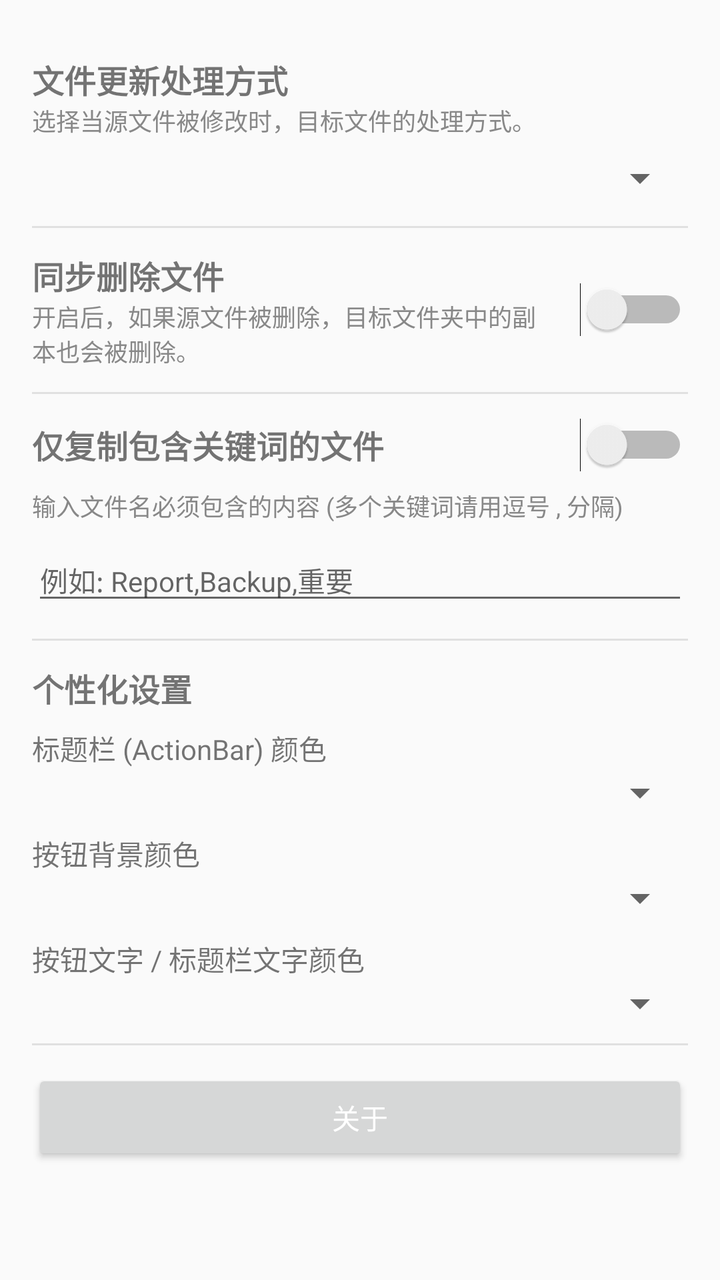
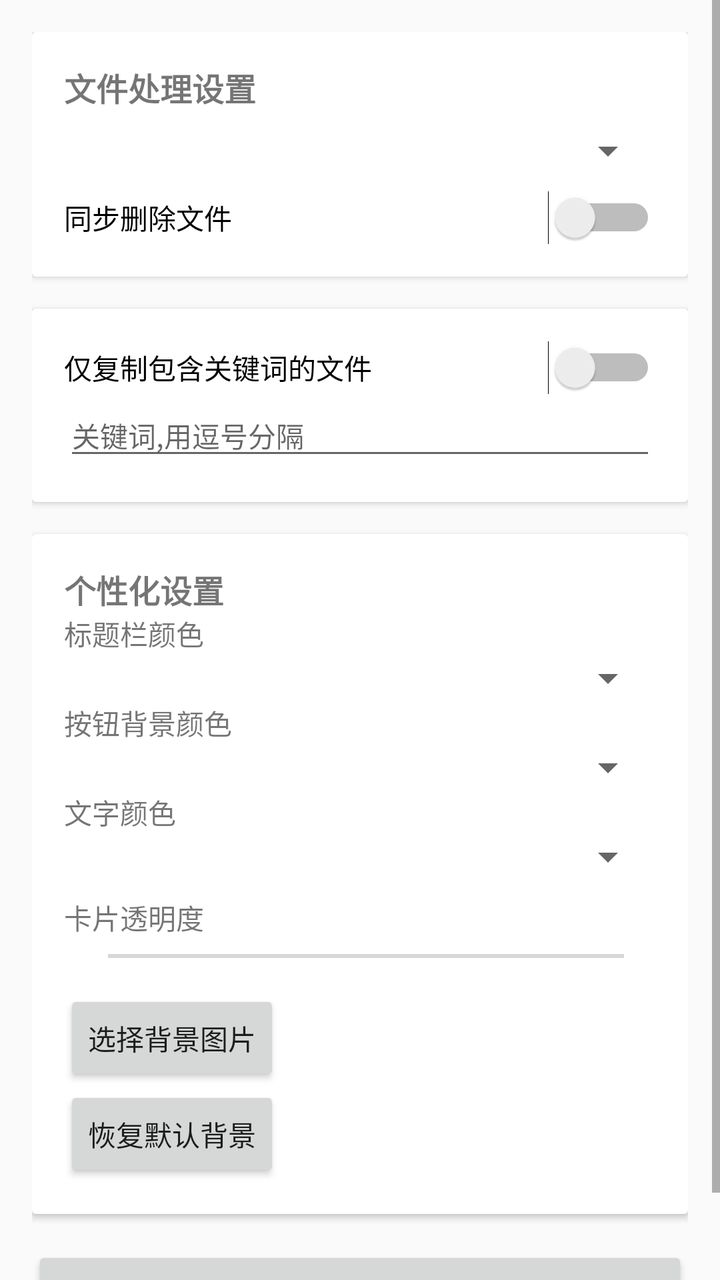

Compare the two renders of this Android layout. The source of the first and the diff that turns it into the second are given below.
<!-- AndroidManifest.xml: activity theme Theme.FileCopier.Settings -->
<!-- res/layout/activity_settings.xml -->
<?xml version="1.0" encoding="utf-8"?>
<LinearLayout xmlns:android="http://schemas.android.com/apk/res/android"
    xmlns:app="http://schemas.android.com/apk/res-auto"
    android:layout_width="match_parent"
    android:layout_height="match_parent"
    android:orientation="vertical"
    android:padding="16dp">

    <LinearLayout
        android:layout_width="match_parent"
        android:layout_height="wrap_content"
        android:orientation="vertical"
        android:paddingTop="12dp"
        android:paddingBottom="12dp">

        <TextView
            android:layout_width="wrap_content"
            android:layout_height="wrap_content"
            android:text="文件更新处理方式"
            android:textSize="16sp"
            android:textStyle="bold" />

        <TextView
            android:layout_width="wrap_content"
            android:layout_height="wrap_content"
            android:text="选择当源文件被修改时，目标文件的处理方式。"
            android:textSize="12sp"
            android:textColor="#888"
            android:layout_marginBottom="8dp"/>

        <Spinner
            android:id="@+id/spinnerOverwriteMode"
            android:layout_width="match_parent"
            android:layout_height="wrap_content"
            android:spinnerMode="dropdown"/>
    </LinearLayout>

    <View
        android:layout_width="match_parent"
        android:layout_height="1dp"
        android:background="#e0e0e0" />

    <LinearLayout
        android:layout_width="match_parent"
        android:layout_height="wrap_content"
        android:orientation="horizontal"
        android:gravity="center_vertical"
        android:paddingTop="12dp"
        android:paddingBottom="12dp">

        <LinearLayout
            android:layout_width="0dp"
            android:layout_height="wrap_content"
            android:layout_weight="1"
            android:orientation="vertical">

            <TextView
                android:layout_width="wrap_content"
                android:layout_height="wrap_content"
                android:text="同步删除文件"
                android:textSize="16sp"
                android:textStyle="bold" />

            <TextView
                android:layout_width="wrap_content"
                android:layout_height="wrap_content"
                android:text="开启后，如果源文件被删除，目标文件夹中的副本也会被删除。"
                android:textSize="12sp"
                android:textColor="#888" />
        </LinearLayout>

        <Switch
            android:id="@+id/switchDeleteMirror"
            android:layout_width="wrap_content"
            android:layout_height="wrap_content"
            android:layout_marginLeft="16dp"
            android:layout_marginStart="16dp" />
    </LinearLayout>

    <View
        android:layout_width="match_parent"
        android:layout_height="1dp"
        android:background="#e0e0e0" />

    <LinearLayout
        android:layout_width="match_parent"
        android:layout_height="wrap_content"
        android:orientation="vertical"
        android:paddingTop="12dp"
        android:paddingBottom="12dp">

        <LinearLayout
            android:layout_width="match_parent"
            android:layout_height="wrap_content"
            android:orientation="horizontal"
            android:gravity="center_vertical">

            <TextView
                android:layout_width="0dp"
                android:layout_height="wrap_content"
                android:layout_weight="1"
                android:text="仅复制包含关键词的文件"
                android:textSize="16sp"
                android:textStyle="bold" />

            <Switch
                android:id="@+id/switchContentFilter"
                android:layout_width="wrap_content"
                android:layout_height="wrap_content"
                android:layout_marginLeft="16dp"
                android:layout_marginStart="16dp" />
        </LinearLayout>

        <TextView
            android:layout_width="wrap_content"
            android:layout_height="wrap_content"
            android:text="输入文件名必须包含的内容 (多个关键词请用逗号 , 分隔)"
            android:textSize="12sp"
            android:textColor="#888"
            android:layout_marginTop="8dp" />

        <EditText
            android:id="@+id/etFilterKeywords"
            android:layout_width="match_parent"
            android:layout_height="wrap_content"
            android:layout_marginTop="8dp"
            android:hint="例如: Report,Backup,重要"
            android:inputType="text"
            android:textSize="14sp" />
    </LinearLayout>

    <View
        android:layout_width="match_parent"
        android:layout_height="1dp"
        android:background="#e0e0e0" />

    <TextView
        android:layout_width="wrap_content"
        android:layout_height="wrap_content"
        android:text="个性化设置"
        android:textSize="16sp"
        android:textStyle="bold"
        android:layout_marginTop="12dp" />

    <LinearLayout
        android:layout_width="match_parent"
        android:layout_height="wrap_content"
        android:orientation="vertical"
        android:paddingTop="8dp"
        android:paddingBottom="8dp">

        <TextView
            android:layout_width="wrap_content"
            android:layout_height="wrap_content"
            android:text="标题栏 (ActionBar) 颜色"
            android:textSize="14sp" />

        <Spinner
            android:id="@+id/spinnerActionBarColor"
            android:layout_width="match_parent"
            android:layout_height="wrap_content"
            android:spinnerMode="dropdown"
            android:layout_marginBottom="8dp"/>

        <TextView
            android:layout_width="wrap_content"
            android:layout_height="wrap_content"
            android:text="按钮背景颜色"
            android:textSize="14sp" />

        <Spinner
            android:id="@+id/spinnerButtonColor"
            android:layout_width="match_parent"
            android:layout_height="wrap_content"
            android:spinnerMode="dropdown"
            android:layout_marginBottom="8dp"/>

        <TextView
            android:layout_width="wrap_content"
            android:layout_height="wrap_content"
            android:text="按钮文字 / 标题栏文字颜色"
            android:textSize="14sp" />

        <Spinner
            android:id="@+id/spinnerTextColor"
            android:layout_width="match_parent"
            android:layout_height="wrap_content"
            android:spinnerMode="dropdown"/>
    </LinearLayout>

    <View
        android:layout_width="match_parent"  android:layout_height="1dp"
        android:background="#e0e0e0" />
    
    <LinearLayout
        android:layout_width="match_parent"
        android:layout_height="wrap_content"
        android:orientation="vertical"
        android:paddingTop="12dp"
        android:paddingBottom="12dp">
    <Button
        android:id="@+id/btnAbout"
        android:layout_width="match_parent"
        android:layout_height="wrap_content"
        android:text="关于"
        android:textColor="@android:color/white"
        app:backgroundTint="@android:color/black"
        app:cornerRadius="0dp"/>
    </LinearLayout>
</LinearLayout>
<!-- resources referenced by this layout -->
<resources>
  <style name="Theme.FileCopier.Settings" parent="Theme.AppCompat.Light.DarkActionBar">
          <item name="colorPrimary">@color/black</item>
          <item name="colorPrimaryDark">@color/black</item>
          <item name="colorAccent">@color/white</item>
          <item name="titleTextColor">@color/white</item>
      </style>
  <color name="black">#FF000000</color>
  <color name="white">#FFFFFFFF</color>
</resources>

<!-- the commit's change to res/layout/activity_settings.xml (unified diff, before → after) -->
@@ -1,210 +1,152 @@
 <?xml version="1.0" encoding="utf-8"?>
-<LinearLayout xmlns:android="http://schemas.android.com/apk/res/android"
+<ScrollView xmlns:android="http://schemas.android.com/apk/res/android"
     xmlns:app="http://schemas.android.com/apk/res-auto"
+    android:id="@+id/settings_scroll_view" 
     android:layout_width="match_parent"
-    android:layout_height="match_parent"
-    android:orientation="vertical"
-    android:padding="16dp">
+    android:layout_height="match_parent">
 
     <LinearLayout
+        android:id="@+id/settings_root_layout"
         android:layout_width="match_parent"
         android:layout_height="wrap_content"
         android:orientation="vertical"
-        android:paddingTop="12dp"
-        android:paddingBottom="12dp">
+        android:padding="16dp">
 
-        <TextView
-            android:layout_width="wrap_content"
-            android:layout_height="wrap_content"
-            android:text="文件更新处理方式"
-            android:textSize="16sp"
-            android:textStyle="bold" />
-
-        <TextView
-            android:layout_width="wrap_content"
-            android:layout_height="wrap_content"
-            android:text="选择当源文件被修改时，目标文件的处理方式。"
-            android:textSize="12sp"
-            android:textColor="#888"
-            android:layout_marginBottom="8dp"/>
-
-        <Spinner
-            android:id="@+id/spinnerOverwriteMode"
+        <androidx.cardview.widget.CardView
+            android:id="@+id/card_view_file_options"
             android:layout_width="match_parent"
             android:layout_height="wrap_content"
-            android:spinnerMode="dropdown"/>
-    </LinearLayout>
+            android:layout_marginBottom="16dp">
+            <LinearLayout
+                android:layout_width="match_parent"
+                android:layout_height="wrap_content"
+                android:orientation="vertical"
+                android:padding="16dp">
 
-    <View
-        android:layout_width="match_parent"
-        android:layout_height="1dp"
-        android:background="#e0e0e0" />
+                <TextView
+                    android:layout_width="wrap_content"
+                    android:layout_height="wrap_content"
+                    android:text="文件处理设置"
+                    android:textSize="16sp"
+                    android:textStyle="bold" />
 
-    <LinearLayout
-        android:layout_width="match_parent"
-        android:layout_height="wrap_content"
-        android:orientation="horizontal"
-        android:gravity="center_vertical"
-        android:paddingTop="12dp"
-        android:paddingBottom="12dp">
+                <Spinner
+                    android:id="@+id/spinnerOverwriteMode"
+                    android:layout_width="match_parent"
+                    android:layout_height="wrap_content"
+                    android:layout_marginTop="8dp"/>
 
-        <LinearLayout
-            android:layout_width="0dp"
-            android:layout_height="wrap_content"
-            android:layout_weight="1"
-            android:orientation="vertical">
+                <Switch
+                    android:id="@+id/switchDeleteMirror"
+                    android:layout_width="match_parent"
+                    android:layout_height="wrap_content"
+                    android:layout_marginTop="8dp"
+                    android:text="同步删除文件" />
+            </LinearLayout>
+        </androidx.cardview.widget.CardView>
 
-            <TextView
-                android:layout_width="wrap_content"
-                android:layout_height="wrap_content"
-                android:text="同步删除文件"
-                android:textSize="16sp"
-                android:textStyle="bold" />
-
-            <TextView
-                android:layout_width="wrap_content"
-                android:layout_height="wrap_content"
-                android:text="开启后，如果源文件被删除，目标文件夹中的副本也会被删除。"
-                android:textSize="12sp"
-                android:textColor="#888" />
-        </LinearLayout>
-
-        <Switch
-            android:id="@+id/switchDeleteMirror"
-            android:layout_width="wrap_content"
-            android:layout_height="wrap_content"
-            android:layout_marginLeft="16dp"
-            android:layout_marginStart="16dp" />
-    </LinearLayout>
-
-    <View
-        android:layout_width="match_parent"
-        android:layout_height="1dp"
-        android:background="#e0e0e0" />
-
-    <LinearLayout
-        android:layout_width="match_parent"
-        android:layout_height="wrap_content"
-        android:orientation="vertical"
-        android:paddingTop="12dp"
-        android:paddingBottom="12dp">
-
-        <LinearLayout
+        <androidx.cardview.widget.CardView
+            android:id="@+id/card_view_filter_options"
             android:layout_width="match_parent"
             android:layout_height="wrap_content"
-            android:orientation="horizontal"
-            android:gravity="center_vertical">
+            android:layout_marginBottom="16dp">
+            <LinearLayout
+                android:layout_width="match_parent"
+                android:layout_height="wrap_content"
+                android:orientation="vertical"
+                android:padding="16dp">
+                <Switch
+                    android:id="@+id/switchContentFilter"
+                    android:layout_width="match_parent"
+                    android:layout_height="wrap_content"
+                    android:text="仅复制包含关键词的文件" />
 
-            <TextView
-                android:layout_width="0dp"
-                android:layout_height="wrap_content"
-                android:layout_weight="1"
-                android:text="仅复制包含关键词的文件"
-                android:textSize="16sp"
-                android:textStyle="bold" />
+                <EditText
+                    android:id="@+id/etFilterKeywords"
+                    android:layout_width="match_parent"
+                    android:layout_height="wrap_content"
+                    android:hint="关键词,用逗号分隔"
+                    android:textSize="14sp" />
+            </LinearLayout>
+        </androidx.cardview.widget.CardView>
 
-            <Switch
-                android:id="@+id/switchContentFilter"
-                android:layout_width="wrap_content"
-                android:layout_height="wrap_content"
-                android:layout_marginLeft="16dp"
-                android:layout_marginStart="16dp" />
-        </LinearLayout>
-
-        <TextView
-            android:layout_width="wrap_content"
-            android:layout_height="wrap_content"
-            android:text="输入文件名必须包含的内容 (多个关键词请用逗号 , 分隔)"
-            android:textSize="12sp"
-            android:textColor="#888"
-            android:layout_marginTop="8dp" />
-
-        <EditText
-            android:id="@+id/etFilterKeywords"
+        <androidx.cardview.widget.CardView
+            android:id="@+id/card_view_personalization"
             android:layout_width="match_parent"
             android:layout_height="wrap_content"
-            android:layout_marginTop="8dp"
-            android:hint="例如: Report,Backup,重要"
-            android:inputType="text"
-            android:textSize="14sp" />
-    </LinearLayout>
+            android:layout_marginBottom="16dp">
+            <LinearLayout
+                android:layout_width="match_parent"
+                android:layout_height="wrap_content"
+                android:orientation="vertical"
+                android:padding="16dp">
 
-    <View
-        android:layout_width="match_parent"
-        android:layout_height="1dp"
-        android:background="#e0e0e0" />
+                <TextView
+                    android:layout_width="wrap_content"
+                    android:layout_height="wrap_content"
+                    android:text="个性化设置"
+                    android:textSize="16sp"
+                    android:textStyle="bold" />
 
-    <TextView
-        android:layout_width="wrap_content"
-        android:layout_height="wrap_content"
-        android:text="个性化设置"
-        android:textSize="16sp"
-        android:textStyle="bold"
-        android:layout_marginTop="12dp" />
+                <TextView
+                    android:layout_width="wrap_content"
+                    android:layout_height="wrap_content"
+                    android:text="标题栏颜色" />
+                <Spinner
+                    android:id="@+id/spinnerActionBarColor"
+                    android:layout_width="match_parent"
+                    android:layout_height="wrap_content"/>
 
-    <LinearLayout
-        android:layout_width="match_parent"
-        android:layout_height="wrap_content"
-        android:orientation="vertical"
-        android:paddingTop="8dp"
-        android:paddingBottom="8dp">
+                <TextView
+                    android:layout_width="wrap_content"
+                    android:layout_height="wrap_content"
+                    android:text="按钮背景颜色" />
+                <Spinner
+                    android:id="@+id/spinnerButtonColor"
+                    android:layout_width="match_parent"
+                    android:layout_height="wrap_content"/>
 
-        <TextView
-            android:layout_width="wrap_content"
-            android:layout_height="wrap_content"
-            android:text="标题栏 (ActionBar) 颜色"
-            android:textSize="14sp" />
+                <TextView
+                    android:layout_width="wrap_content"
+                    android:layout_height="wrap_content"
+                    android:text="文字颜色" />
+                <Spinner
+                    android:id="@+id/spinnerTextColor"
+                    android:layout_width="match_parent"
+                    android:layout_height="wrap_content"/>
 
-        <Spinner
-            android:id="@+id/spinnerActionBarColor"
+                <TextView
+                    android:layout_width="wrap_content"
+                    android:layout_height="wrap_content"
+                    android:layout_marginTop="8dp"
+                    android:text="卡片透明度"/>
+                <SeekBar
+                    android:id="@+id/seekBarCardAlpha"
+                    android:layout_width="match_parent"
+                    android:layout_height="wrap_content"
+                    android:max="255"/>
+                
+                <Button
+                    android:id="@+id/btnSelectBackgroundImage"
+                    android:layout_width="wrap_content"
+                    android:layout_height="wrap_content"
+                    android:layout_marginTop="8dp"
+                    android:text="选择背景图片"/>
+
+                <Button
+                    android:id="@+id/btnRestoreBackground"
+                    android:layout_width="wrap_content"
+                    android:layout_height="wrap_content"
+                    android:text="恢复默认背景"/>
+
+            </LinearLayout>
+        </androidx.cardview.widget.CardView>
+
+        <Button
+            android:id="@+id/btnAbout"
             android:layout_width="match_parent"
             android:layout_height="wrap_content"
-            android:spinnerMode="dropdown"
-            android:layout_marginBottom="8dp"/>
+            android:text="关于"/>
 
-        <TextView
-            android:layout_width="wrap_content"
-            android:layout_height="wrap_content"
-            android:text="按钮背景颜色"
-            android:textSize="14sp" />
-
-        <Spinner
-            android:id="@+id/spinnerButtonColor"
-            android:layout_width="match_parent"
-            android:layout_height="wrap_content"
-            android:spinnerMode="dropdown"
-            android:layout_marginBottom="8dp"/>
-
-        <TextView
-            android:layout_width="wrap_content"
-            android:layout_height="wrap_content"
-            android:text="按钮文字 / 标题栏文字颜色"
-            android:textSize="14sp" />
-
-        <Spinner
-            android:id="@+id/spinnerTextColor"
-            android:layout_width="match_parent"
-            android:layout_height="wrap_content"
-            android:spinnerMode="dropdown"/>
     </LinearLayout>
-
-    <View
-        android:layout_width="match_parent"  android:layout_height="1dp"
-        android:background="#e0e0e0" />
-    
-    <LinearLayout
-        android:layout_width="match_parent"
-        android:layout_height="wrap_content"
-        android:orientation="vertical"
-        android:paddingTop="12dp"
-        android:paddingBottom="12dp">
-    <Button
-        android:id="@+id/btnAbout"
-        android:layout_width="match_parent"
-        android:layout_height="wrap_content"
-        android:text="关于"
-        android:textColor="@android:color/white"
-        app:backgroundTint="@android:color/black"
-        app:cornerRadius="0dp"/>
-    </LinearLayout>
-</LinearLayout>
+</ScrollView>
